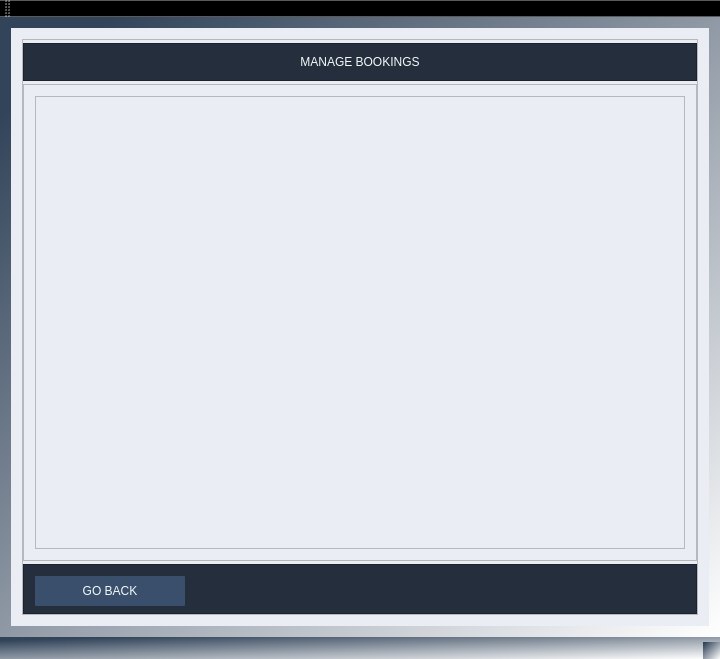
This is MovieTicketManagementSystem/MainWindow.ui in ZuzannaZawartka/movie-ticket-management-system as Qt 5 draws it before an edit. The edited form follows.
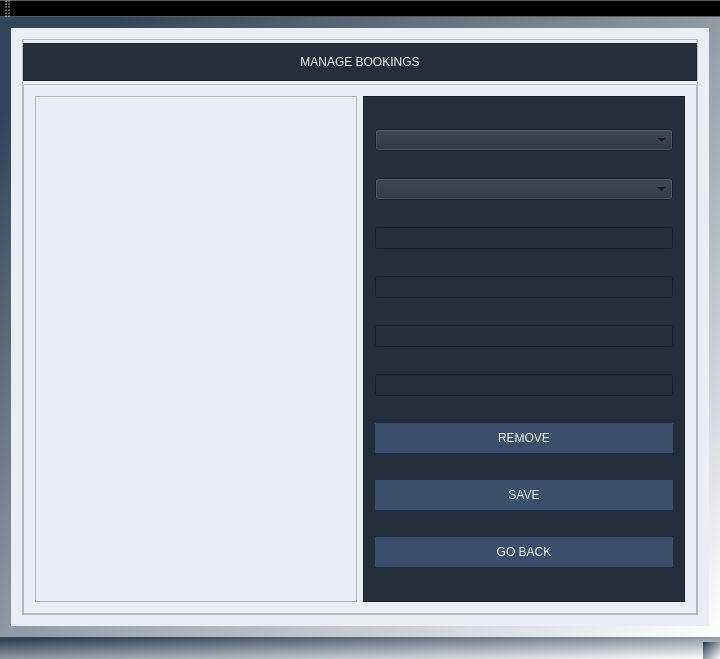
This is the edited form.

Commit message: feat: added booking manager, editing and removing bookings

```diff
--- a/MovieTicketManagementSystem/MainWindow.ui
+++ b/MovieTicketManagementSystem/MainWindow.ui
@@ -2142,26 +2142,23 @@
              <property name="frameShadow">
               <enum>QFrame::Shadow::Raised</enum>
              </property>
-             <layout class="QGridLayout" name="gridLayout_21">
-              <item row="0" column="0">
+             <layout class="QHBoxLayout" name="horizontalLayout_11">
+              <item>
                <widget class="QTableWidget" name="manageBookingTableWidget">
+                <property name="sizePolicy">
+                 <sizepolicy hsizetype="Expanding" vsizetype="Expanding">
+                  <horstretch>0</horstretch>
+                  <verstretch>0</verstretch>
+                 </sizepolicy>
+                </property>
                 <property name="styleSheet">
                  <string notr="true">font: 900 12pt &quot;Source Sans Pro Black&quot;;
 color: rgb(36, 46, 61);</string>
                 </property>
                </widget>
               </item>
-             </layout>
-            </widget>
-           </item>
            <item>
-            <widget class="QFrame" name="menuViewBookingsFrame">
-             <property name="maximumSize">
-              <size>
-               <width>16777215</width>
-               <height>50</height>
-              </size>
-             </property>
+               <widget class="QFrame" name="frame_18">
              <property name="styleSheet">
               <string notr="true">background-color: rgb(36, 46, 61);</string>
              </property>
@@ -2172,7 +2169,63 @@
               <enum>QFrame::Shadow::Raised</enum>
              </property>
              <layout class="QVBoxLayout" name="verticalLayout_18">
-              <item alignment="Qt::AlignmentFlag::AlignLeft">
+                 <item>
+                  <widget class="QComboBox" name="titleBookingComboBox"/>
+                 </item>
+                 <item>
+                  <widget class="QComboBox" name="scheduleBookingComboBox"/>
+                 </item>
+                 <item>
+                  <widget class="QLineEdit" name="seatManageLineEdit"/>
+                 </item>
+                 <item>
+                  <widget class="QLineEdit" name="nameManageLineEdit"/>
+                 </item>
+                 <item>
+                  <widget class="QLineEdit" name="surnameManageLineEdit"/>
+                 </item>
+                 <item>
+                  <widget class="QLineEdit" name="emailManageLineEdit"/>
+                 </item>
+                 <item>
+                  <widget class="QPushButton" name="saveBookingButton">
+                   <property name="maximumSize">
+                    <size>
+                     <width>16777215</width>
+                     <height>30</height>
+                    </size>
+                   </property>
+                   <property name="styleSheet">
+                    <string notr="true">color: rgb(243, 250, 250);
+font: 10pt &quot;Franklin Gothic Demi&quot;;
+border-radius: 1px;
+background-color: rgb(57, 79, 107);</string>
+                   </property>
+                   <property name="text">
+                    <string>REMOVE</string>
+                   </property>
+                  </widget>
+                 </item>
+                 <item>
+                  <widget class="QPushButton" name="removeBookingButton">
+                   <property name="maximumSize">
+                    <size>
+                     <width>16777215</width>
+                     <height>30</height>
+                    </size>
+                   </property>
+                   <property name="styleSheet">
+                    <string notr="true">color: rgb(243, 250, 250);
+font: 10pt &quot;Franklin Gothic Demi&quot;;
+border-radius: 1px;
+background-color: rgb(57, 79, 107);</string>
+                   </property>
+                   <property name="text">
+                    <string>SAVE</string>
+                   </property>
+                  </widget>
+                 </item>
+                 <item>
                <widget class="QPushButton" name="goBackViewBookingsButton">
                 <property name="minimumSize">
                  <size>
@@ -2182,7 +2235,7 @@
                 </property>
                 <property name="maximumSize">
                  <size>
-                  <width>150</width>
+                     <width>16777215</width>
                   <height>30</height>
                  </size>
                 </property>
@@ -2195,6 +2248,9 @@
                 <property name="text">
                  <string>GO BACK</string>
                 </property>
+                  </widget>
+                 </item>
+                </layout>
                </widget>
               </item>
              </layout>
```
Lines whose indentation alone changed are shown as unchanged. The commit also changes 13 other files.
